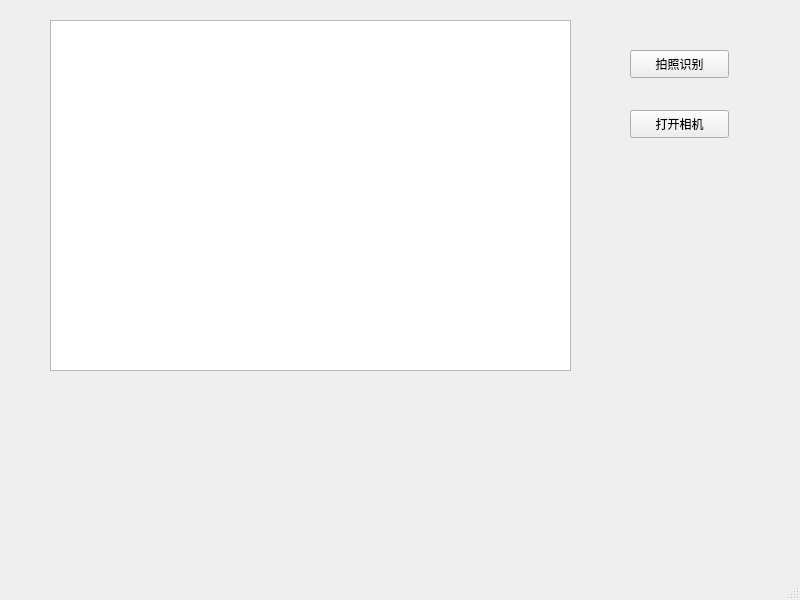
First picture: the form in mainwindow.ui, repository lexxxx-cmd/MailParser, before the edit.
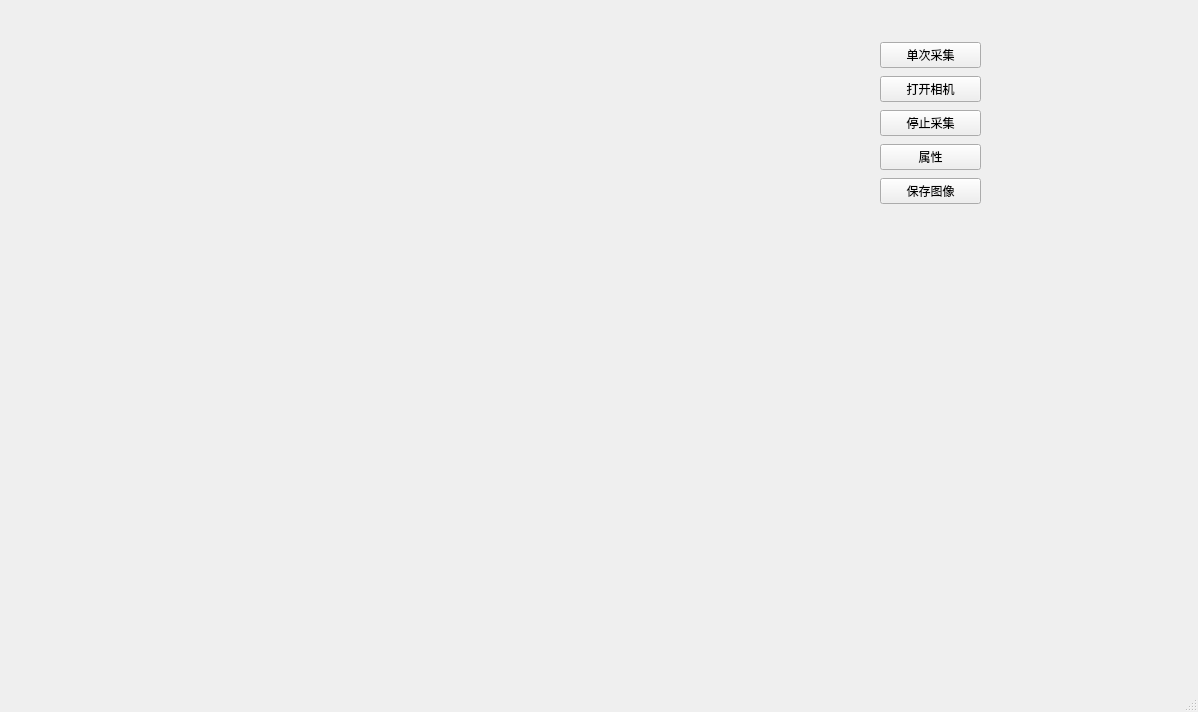
Second picture: the form after the edit.

Commit message: feat 添加相机预览|单次采集|保存

Patch:
```diff
--- a/mainwindow.ui
+++ b/mainwindow.ui
@@ -6,69 +6,73 @@
    <rect>
     <x>0</x>
     <y>0</y>
-    <width>800</width>
-    <height>600</height>
+    <width>1198</width>
+    <height>712</height>
    </rect>
   </property>
   <property name="windowTitle">
    <string>MainWindow</string>
   </property>
   <widget class="QWidget" name="centralwidget">
-   <widget class="QWidget" name="ButtonShot_2" native="true">
+   <widget class="QLabel" name="label">
     <property name="geometry">
      <rect>
-      <x>590</x>
-      <y>10</y>
-      <width>191</width>
-      <height>371</height>
+      <x>40</x>
+      <y>40</y>
+      <width>640</width>
+      <height>480</height>
      </rect>
     </property>
+    <property name="text">
+     <string/>
+    </property>
+   </widget>
+   <widget class="QWidget" name="">
+    <property name="geometry">
+     <rect>
+      <x>880</x>
+      <y>40</y>
+      <width>101</width>
+      <height>170</height>
+     </rect>
+    </property>
+    <layout class="QVBoxLayout" name="verticalLayout_2">
+     <item>
     <widget class="QPushButton" name="ButtonShot">
-     <property name="geometry">
-      <rect>
-       <x>40</x>
-       <y>40</y>
-       <width>99</width>
-       <height>28</height>
-      </rect>
-     </property>
      <property name="text">
-      <string>拍照识别</string>
-     </property>
-    </widget>
+        <string>单次采集</string>
+       </property>
+      </widget>
+     </item>
+     <item>
     <widget class="QPushButton" name="ButtonOpen">
-     <property name="geometry">
-      <rect>
-       <x>40</x>
-       <y>100</y>
-       <width>99</width>
-       <height>28</height>
-      </rect>
-     </property>
      <property name="text">
       <string>打开相机</string>
      </property>
     </widget>
-   </widget>
-   <widget class="QWidget" name="Preview" native="true">
-    <property name="geometry">
-     <rect>
-      <x>40</x>
-      <y>10</y>
-      <width>541</width>
-      <height>371</height>
-     </rect>
-    </property>
-    <widget class="QGraphicsView" name="graphicsView">
-     <property name="geometry">
-      <rect>
-       <x>10</x>
-       <y>10</y>
-       <width>521</width>
-       <height>351</height>
-      </rect>
-     </property>
-    </widget>
+     </item>
+     <item>
+      <widget class="QPushButton" name="ButtonStop">
+       <property name="text">
+        <string>停止采集</string>
+       </property>
+      </widget>
+     </item>
+     <item>
+      <widget class="QPushButton" name="Property">
+       <property name="text">
+        <string>属性</string>
+       </property>
+      </widget>
+     </item>
+     <item>
+      <widget class="QPushButton" name="ButtonSave">
+       <property name="text">
+        <string>保存图像</string>
+       </property>
+      </widget>
+     </item>
+    </layout>
    </widget>
   </widget>
   <widget class="QMenuBar" name="menubar">
```
Left out of the diff: 2 changed lines with no effect on the pictures. Lines whose indentation alone changed are shown as unchanged. The commit also changes 2 other files.
